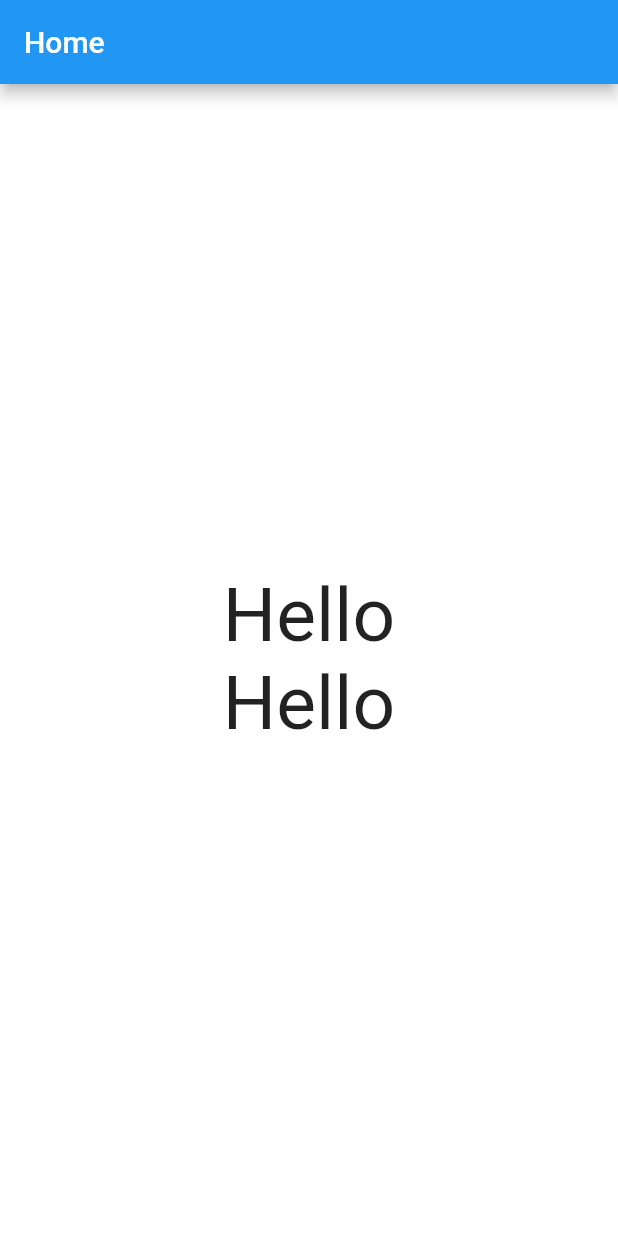
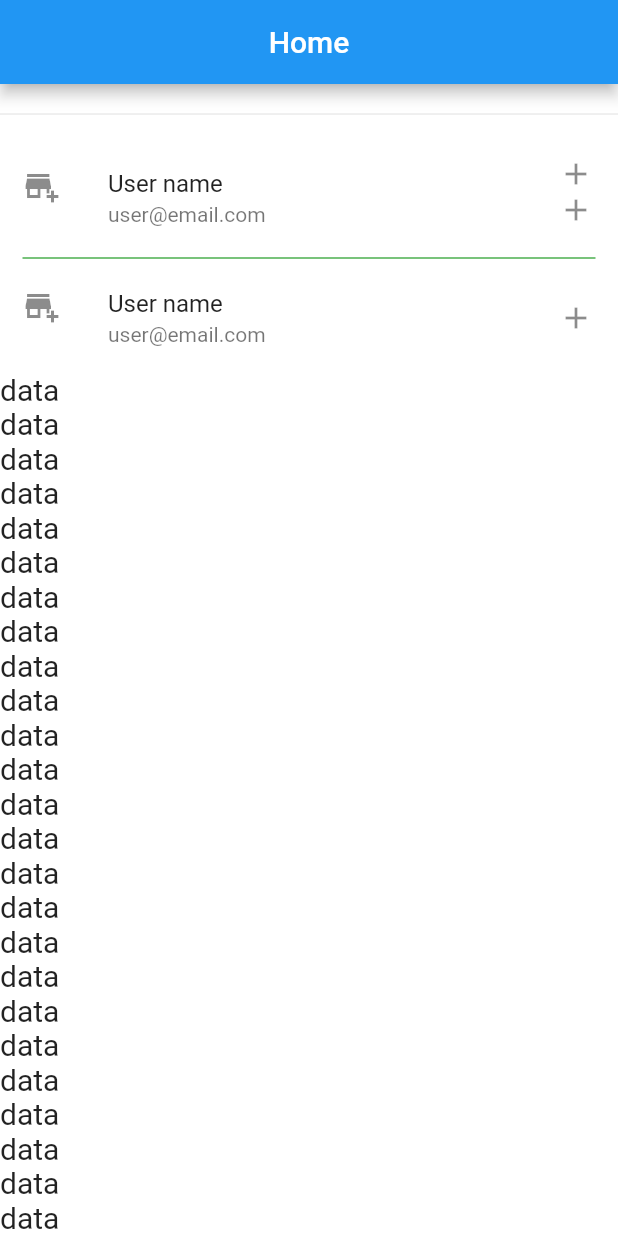
Before and after one commit to saem10/Flutter_project, a Flutter app: the screen it shows after launch, on a phone screen of 412 x 824 dp. Run offline on Flutter 3.47's test engine with Material 2 defaults, Android fonts, the phone set to English and light mode, and no system bars.

Commit message:
listview with divider,listtile, ScrollView, Scorallbar with widget

```diff
--- a/analysis_options.yaml
+++ b/analysis_options.yaml
@@ -21,7 +21,7 @@ linter:
   # `// ignore_for_file: name_of_lint` syntax on the line or in the file
   # producing the lint.
   rules:
-    prefer_const_constructors: false
+    prefer_const_constructors : false
     # avoid_print: false  # Uncomment to disable the `avoid_print` rule
     # prefer_single_quotes: true  # Uncomment to enable the `prefer_single_quotes` rule
 
--- a/lib/main.dart
+++ b/lib/main.dart
@@ -19,45 +19,112 @@ class HomeScreen extends StatelessWidget{
     return Scaffold(
       backgroundColor: Colors.white,
       appBar: AppBar(
+        centerTitle: true,
         title: Text('Home'),
+
       ),
-      body: Center(
-        child: Column(
-          mainAxisAlignment: MainAxisAlignment.center,
-          children: [
-            //Image.asset('images/mountain.jpg'),
-            GestureDetector(
-              //gesture use fore text button
-              onTap: (){
-                print('Hello world');
+      body:
+       Scrollbar(
+         thickness: 10,
+         radius: Radius.circular(8),
+         //child: SingleChildScrollView(
 
-              },
-              onLongPress: (){},
-              onDoubleTap: (){},
-              child: Text('Hello',
-              style: TextStyle(fontSize: 50),
+           child: ListView(
+             //ListView
+            //scrollDirection: Axis.vertical,
+            children: [
+              Divider(
+                height: 40,
               ),
-            ),
-            InkWell(
-              //gesture use fore text button
-              onTap: (){
-                print('Hello world');
+              ListTile(
+                title: Text('User name'),
+                subtitle: Text('user@email.com'),
+                leading: Icon(Icons.add_business),
+                trailing: Column(
+                  children: [
+                    Icon(Icons.add),
+                    Icon(Icons.add),
+                  ],
+                ),
 
-              },
-              borderRadius: BorderRadius.circular(10),
-              onLongPress: (){},
-              onDoubleTap: (){},
-              child: Text('Hello',
-                style: TextStyle(fontSize: 50),
+                onTap: (){
+                  print('tap');
+                },
               ),
-            )
+               Divider(
+                 height: 8,
+                 thickness: 1,
+                 color: Colors.green,
+                 endIndent: 15,
+                 indent: 15,
+               ),
+              ListTile(
+                title: Text('User name'),
+                subtitle: Text('user@email.com'),
+                leading: Icon(Icons.add_business),
+                trailing: Icon(Icons.add),
+                onTap: (){
+                  print('tap');
+                },
+              ),
 
+              Text('data',style: TextStyle(fontSize:20),),
+              Text('data',style: TextStyle(fontSize:20),),
+              Text('data',style: TextStyle(fontSize:20),),
+              Text('data',style: TextStyle(fontSize:20),),
+              Text('data',style: TextStyle(fontSize:20),),
+              Text('data',style: TextStyle(fontSize:20),),
+              Text('data',style: TextStyle(fontSize:20),),
+              Text('data',style: TextStyle(fontSize:20),),
+              Text('data',style: TextStyle(fontSize:20),),
+              Text('data',style: TextStyle(fontSize:20),),
+              Text('data',style: TextStyle(fontSize:20),),
+              Text('data',style: TextStyle(fontSize:20),),
+              Text('data',style: TextStyle(fontSize:20),),
+              Text('data',style: TextStyle(fontSize:20),),
+              Text('data',style: TextStyle(fontSize:20),),
+              Text('data',style: TextStyle(fontSize:20),),
+              Text('data',style: TextStyle(fontSize:20),),
+              Text('data',style: TextStyle(fontSize:20),),
+              Text('data',style: TextStyle(fontSize:20),),
+              Text('data',style: TextStyle(fontSize:20),),
+              Text('data',style: TextStyle(fontSize:20),),
+              Text('data',style: TextStyle(fontSize:20),),
+              Text('data',style: TextStyle(fontSize:20),),
+              Text('data',style: TextStyle(fontSize:20),),
+              Text('data',style: TextStyle(fontSize:20),),
+              Text('data',style: TextStyle(fontSize:20),),
+              Text('data',style: TextStyle(fontSize:20),),
+              Text('data',style: TextStyle(fontSize:20),),
+              Text('data',style: TextStyle(fontSize:20),),
+              Text('data',style: TextStyle(fontSize:20),),
+              Text('data',style: TextStyle(fontSize:20),),
+              Text('data',style: TextStyle(fontSize:20),),
+              Text('data',style: TextStyle(fontSize:20),),
+              Text('data',style: TextStyle(fontSize:20),),
+              Text('data',style: TextStyle(fontSize:20),),
+              Text('data',style: TextStyle(fontSize:20),),
+              Text('data',style: TextStyle(fontSize:20),),
+              Text('data',style: TextStyle(fontSize:20),),
+              Text('data',style: TextStyle(fontSize:20),),
+              Text('data',style: TextStyle(fontSize:20),),
+              Text('data',style: TextStyle(fontSize:20),),
+              Text('data',style: TextStyle(fontSize:20),),
+              Text('data',style: TextStyle(fontSize:20),),
+              Text('data',style: TextStyle(fontSize:20),),
+              Text('data',style: TextStyle(fontSize:20),),
+              Text('data',style: TextStyle(fontSize:20),),
+              Text('data',style: TextStyle(fontSize:20),),
+              Text('data',style: TextStyle(fontSize:20),),
+              Text('data',style: TextStyle(fontSize:20),),
+              Text('data',style: TextStyle(fontSize:20),),
+              Text('data',style: TextStyle(fontSize:20),),
 
-          ],
-        ),
+            ],
+
       ),
-
-
+        // ),
+       ),
     );
   }
 }
```
